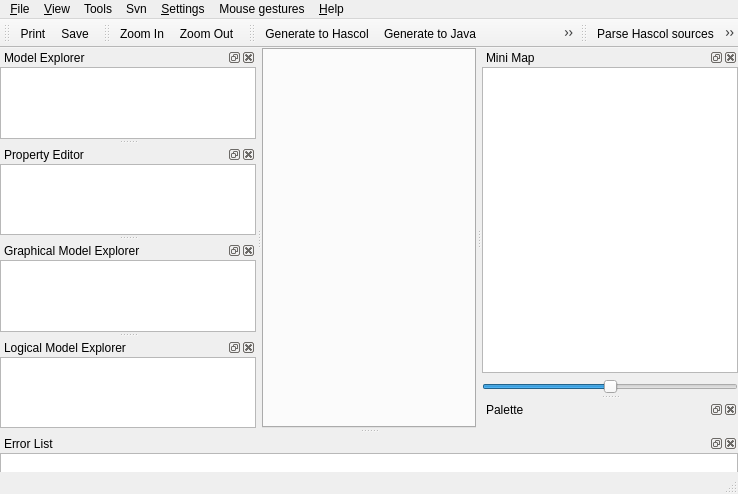
Qt form unreal/branches/newAge/qrgui/mainwindow/mainwindow.ui (qreal/qreal) before a commit.
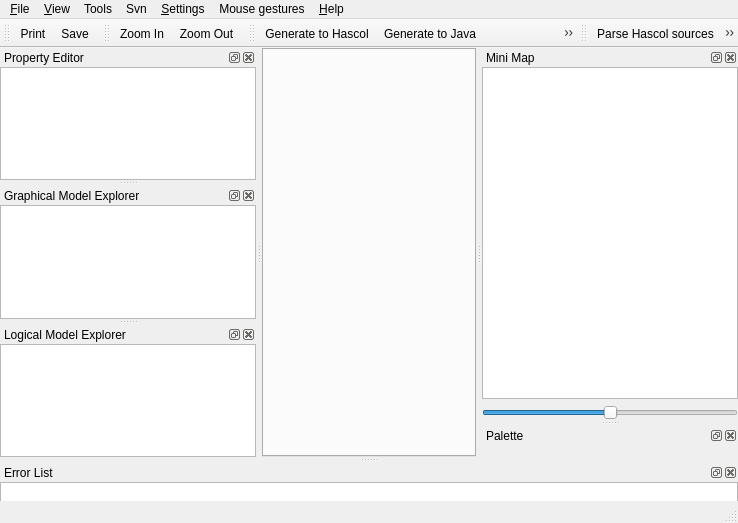
The same form after that commit. Icons and pictures are not drawn. Custom widgets are drawn as their Qt base class.

Commit message: Old model commented out, and all methods using it. Now we need to wrap new models into a facade and restore commented out functionality.

The edit to the form file:
```diff
--- a/unreal/branches/newAge/qrgui/mainwindow/mainwindow.ui
+++ b/unreal/branches/newAge/qrgui/mainwindow/mainwindow.ui
@@ -7,7 +7,7 @@
     <x>0</x>
     <y>0</y>
     <width>738</width>
-    <height>494</height>
+    <height>523</height>
    </rect>
   </property>
   <property name="windowTitle">
@@ -120,40 +120,6 @@
    <addaction name="menuHelp"/>
   </widget>
   <widget class="QStatusBar" name="statusbar"/>
-  <widget class="QDockWidget" name="diagramDock">
-   <property name="allowedAreas">
-    <set>Qt::AllDockWidgetAreas</set>
-   </property>
-   <property name="windowTitle">
-    <string>Model Explorer</string>
-   </property>
-   <attribute name="dockWidgetArea">
-    <number>1</number>
-   </attribute>
-   <widget class="QWidget" name="dockWidgetContents_2">
-    <layout class="QHBoxLayout">
-     <property name="spacing">
-      <number>6</number>
-     </property>
-     <property name="margin">
-      <number>0</number>
-     </property>
-     <item>
-      <widget class="QTreeView" name="diagramExplorer">
-       <property name="contextMenuPolicy">
-        <enum>Qt::ActionsContextMenu</enum>
-       </property>
-       <property name="acceptDrops">
-        <bool>true</bool>
-       </property>
-       <property name="dragDropMode">
-        <enum>QAbstractItemView::DragDrop</enum>
-       </property>
-      </widget>
-     </item>
-    </layout>
-   </widget>
-  </widget>
   <widget class="QToolBar" name="fileToolbar">
    <property name="windowTitle">
     <string>File Toolbar</string>
```
Left out of the diff: 2 changed lines with no effect on the pictures. The commit also changes 19 other files.
